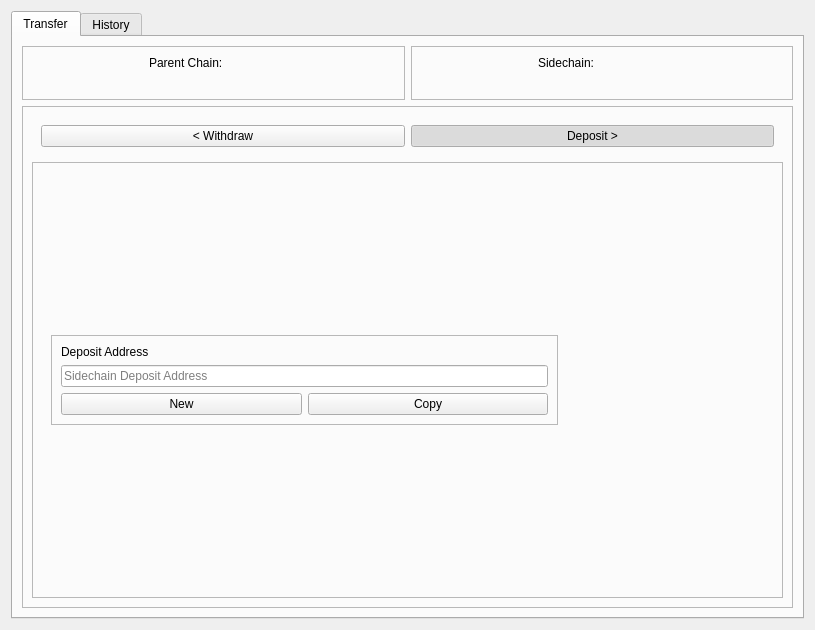
Above: src/qt/forms/sidechainpage.ui from drivechain-project/Sidechains before the change. Below: the same form after it.
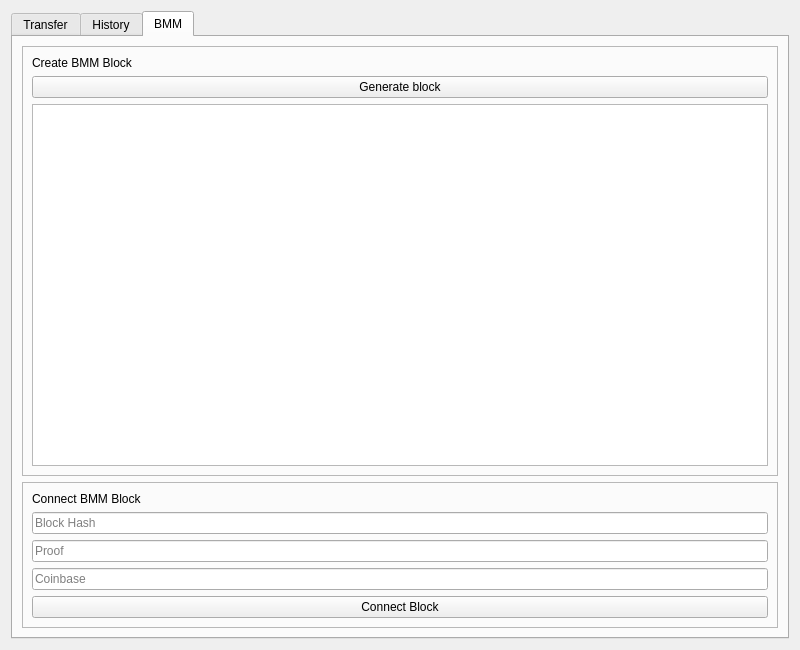
That is the form after the change. The open tabs and pages were chosen to show the change. Icons and pictures are not drawn. Custom widgets are drawn as their Qt base class.

Commit message: Add BMM tab to sidechain page

What changed in the file:
```diff
--- a/src/qt/forms/sidechainpage.ui
+++ b/src/qt/forms/sidechainpage.ui
@@ -6,8 +6,8 @@
    <rect>
     <x>0</x>
     <y>0</y>
-    <width>815</width>
-    <height>630</height>
+    <width>800</width>
+    <height>650</height>
    </rect>
   </property>
   <property name="windowTitle">
@@ -583,11 +583,103 @@
        </item>
       </layout>
      </widget>
+     <widget class="QWidget" name="tabBMM">
+      <attribute name="icon">
+       <iconset resource="../bitcoin.qrc">
+        <normaloff>:/icons/tx_mined</normaloff>:/icons/tx_mined</iconset>
+      </attribute>
+      <attribute name="title">
+       <string>BMM</string>
+      </attribute>
+      <layout class="QVBoxLayout" name="verticalLayout">
+       <item>
+        <widget class="QFrame" name="frame_13">
+         <property name="frameShape">
+          <enum>QFrame::StyledPanel</enum>
+         </property>
+         <property name="frameShadow">
+          <enum>QFrame::Raised</enum>
+         </property>
+         <layout class="QGridLayout" name="gridLayout_10">
+          <item row="0" column="0">
+           <widget class="QLabel" name="label_6">
+            <property name="text">
+             <string>Create BMM Block</string>
+            </property>
+           </widget>
+          </item>
+          <item row="1" column="0">
+           <widget class="QPushButton" name="pushButtonCreateBlock">
+            <property name="text">
+             <string>Generate block</string>
+            </property>
+           </widget>
+          </item>
+          <item row="2" column="0">
+           <widget class="QTextBrowser" name="textBrowser"/>
+          </item>
+         </layout>
+        </widget>
+       </item>
+       <item>
+        <widget class="QFrame" name="frame_14">
+         <property name="frameShape">
+          <enum>QFrame::StyledPanel</enum>
+         </property>
+         <property name="frameShadow">
+          <enum>QFrame::Raised</enum>
+         </property>
+         <layout class="QGridLayout" name="gridLayout_11">
+          <item row="0" column="0">
+           <widget class="QLabel" name="label_8">
+            <property name="text">
+             <string>Connect BMM Block</string>
+            </property>
+           </widget>
+          </item>
+          <item row="2" column="0">
+           <widget class="QLineEdit" name="lineEditProof">
+            <property name="placeholderText">
+             <string>Proof</string>
+            </property>
+           </widget>
+          </item>
+          <item row="3" column="0">
+           <widget class="QLineEdit" name="lineEditCoinbaseHex">
+            <property name="placeholderText">
+             <string>Coinbase</string>
+            </property>
+           </widget>
+          </item>
+          <item row="1" column="0">
+           <widget class="QLineEdit" name="lineEditBMMHash">
+            <property name="placeholderText">
+             <string>Block Hash</string>
+            </property>
+           </widget>
+          </item>
+          <item row="4" column="0">
+           <widget class="QPushButton" name="pushButtonSubmitBlock">
+            <property name="text">
+             <string>Connect Block</string>
+            </property>
+           </widget>
+          </item>
+         </layout>
+        </widget>
+       </item>
+      </layout>
+     </widget>
     </widget>
    </item>
   </layout>
  </widget>
  <customwidgets>
+  <customwidget>
+   <class>QValidatedLineEdit</class>
+   <extends>QLineEdit</extends>
+   <header>qvalidatedlineedit.h</header>
+  </customwidget>
   <customwidget>
    <class>BitcoinAmountField</class>
    <extends>QLineEdit</extends>
@@ -599,11 +691,6 @@
    <extends>QLabel</extends>
    <header>receiverequestdialog.h</header>
   </customwidget>
-  <customwidget>
-   <class>QValidatedLineEdit</class>
-   <extends>QLineEdit</extends>
-   <header>qvalidatedlineedit.h</header>
-  </customwidget>
  </customwidgets>
  <resources>
   <include location="../bitcoin.qrc"/>
```
Left out of the diff: 4 changed lines with no effect on the pictures. The commit also changes 2 other files.
